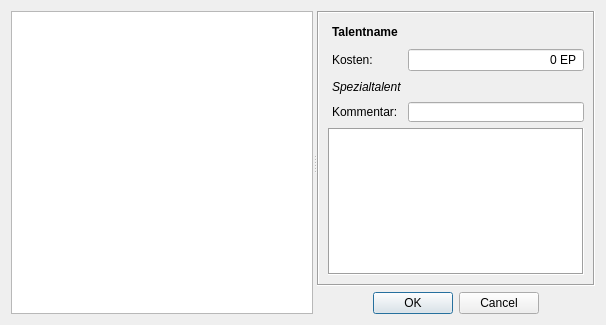
Above: designer/CharakterTalente.ui from Aeolitus/Sephrasto before the change. Below: the same form after it.
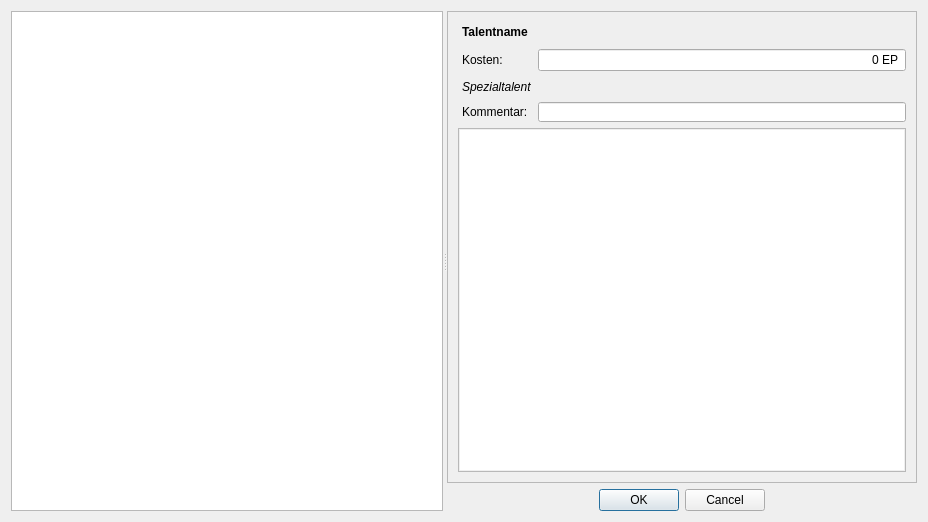
That is the form after the change.

```diff
--- a/designer/CharakterTalente.ui
+++ b/designer/CharakterTalente.ui
@@ -6,8 +6,8 @@
    <rect>
     <x>0</x>
     <y>0</y>
-    <width>606</width>
-    <height>325</height>
+    <width>928</width>
+    <height>522</height>
    </rect>
   </property>
   <property name="windowTitle">
@@ -22,7 +22,7 @@
      <widget class="QListView" name="listTalente">
       <property name="sizePolicy">
        <sizepolicy hsizetype="Expanding" vsizetype="Expanding">
-        <horstretch>1</horstretch>
+        <horstretch>0</horstretch>
         <verstretch>0</verstretch>
        </sizepolicy>
       </property>
@@ -47,7 +47,7 @@
           <string notr="true">padding: 1px</string>
          </property>
          <property name="frameShape">
-          <enum>QFrame::Box</enum>
+          <enum>QFrame::StyledPanel</enum>
          </property>
          <property name="widgetResizable">
           <bool>true</bool>
@@ -57,8 +57,8 @@
            <rect>
             <x>0</x>
             <y>0</y>
-            <width>221</width>
-            <height>262</height>
+            <width>467</width>
+            <height>459</height>
            </rect>
           </property>
           <layout class="QGridLayout" name="gridLayout_2">
@@ -107,7 +107,7 @@
            <item row="4" column="0" colspan="2">
             <widget class="QPlainTextEdit" name="plainText">
              <property name="frameShape">
-              <enum>QFrame::Box</enum>
+              <enum>QFrame::StyledPanel</enum>
              </property>
              <property name="readOnly">
               <bool>true</bool>
```
